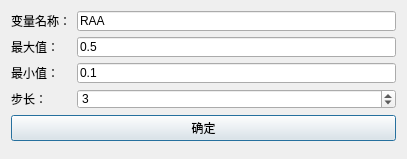
The window that src/SmartContorl/VariateInputDialog.ui (BeQuiet1228/FreeCAD) describes before a commit, drawn with Qt 5.
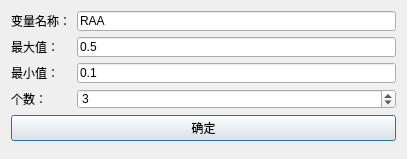
The same window after the commit.

Commit message: 调整步长为个数

Diff of the .ui file:
```diff
--- a/src/SmartContorl/VariateInputDialog.ui
+++ b/src/SmartContorl/VariateInputDialog.ui
@@ -157,7 +157,7 @@
         </size>
        </property>
        <property name="text">
-        <string>步长：</string>
+        <string>个数：</string>
        </property>
       </widget>
      </item>
```
The commit also changes 8 other files.
